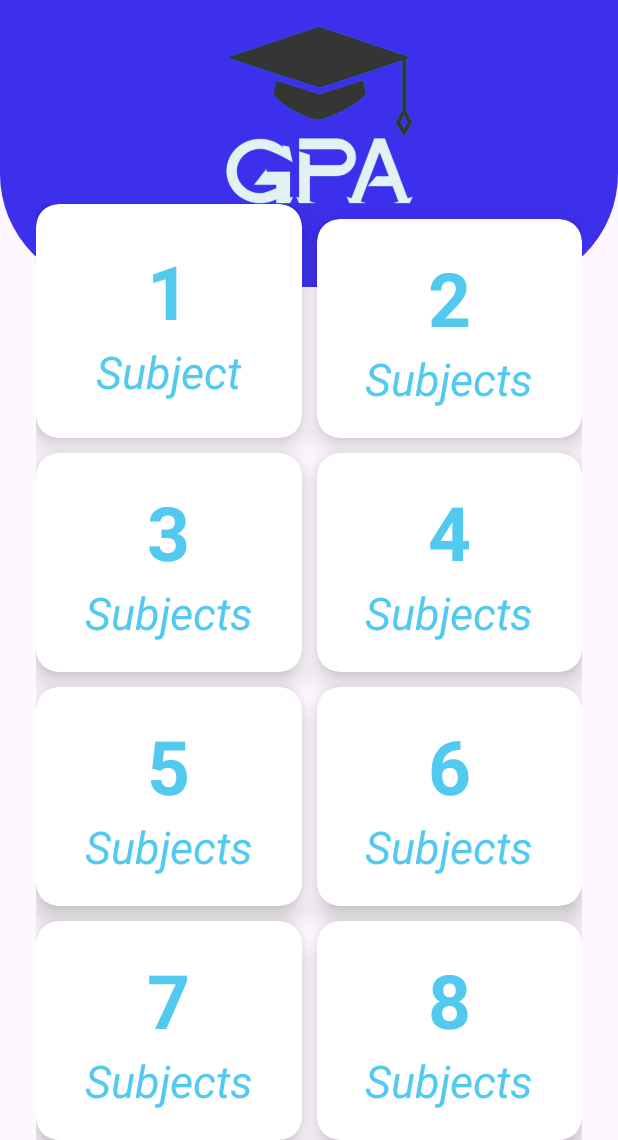
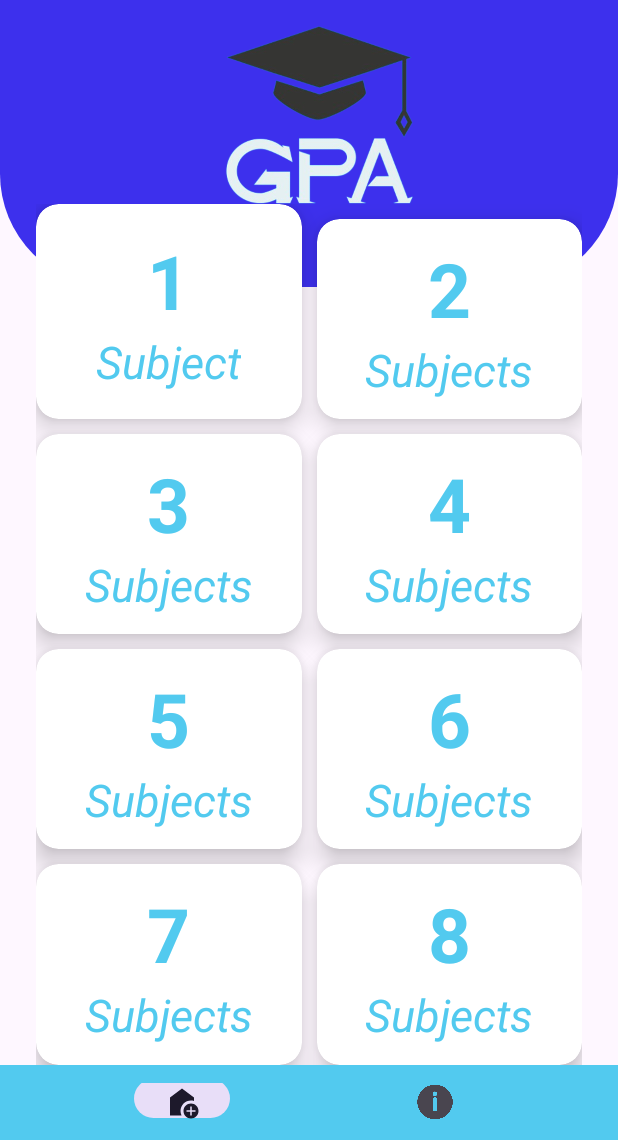
Before and after one commit to wahaj35/GPA-Finder, an Android app: the screen it shows after launch (MainActivity), on a phone screen of 412 x 824 dp, the part 96-1236 px from its top. Run offline under Robolectric (Android 15) with nearby library versions, the phone set to English and light mode, and no system bars; our stand-ins replace data binding, navigation-ui; 1 statement that could not run was skipped.

Commit message:
Added Bottom Navigation

```diff
--- a/app/src/main/java/com/example/about/MainActivity.kt
+++ b/app/src/main/java/com/example/about/MainActivity.kt
@@ -6,39 +6,47 @@ import android.view.Menu
 import android.view.MenuInflater
 import android.view.MenuItem
 import android.widget.Toast
-import androidx.appcompat.app.AppCompatDelegate
 import androidx.databinding.DataBindingUtil.setContentView
-import androidx.lifecycle.ReportFragment
 import androidx.navigation.findNavController
 import androidx.navigation.fragment.NavHostFragment
 import androidx.navigation.ui.AppBarConfiguration
 import androidx.navigation.ui.NavigationUI
 import androidx.navigation.ui.setupWithNavController
 import com.example.about.databinding.ActivityMainBinding
-
+import androidx.navigation.fragment.findNavController
+import androidx.navigation.ui.setupActionBarWithNavController
+import com.google.android.material.bottomnavigation.BottomNavigationView
 
 open class MainActivity : AppCompatActivity() {
     private lateinit var binding: ActivityMainBinding
     override fun onCreate(savedInstanceState: Bundle?) {
         super.onCreate(savedInstanceState)
         binding = setContentView(this, R.layout.activity_main)
-        AppCompatDelegate.setDefaultNightMode(AppCompatDelegate.MODE_NIGHT_NO)
+        val bottomBar :BottomNavigationView = binding.bottomNavigationView
         Toast.makeText(this, "Choose no.Of Subjects", Toast.LENGTH_SHORT).show()
         setSupportActionBar(binding.myToolbar)
-        val navHostFragment = supportFragmentManager.findFragmentById(R.id.NavigationHost) as NavHostFragment
+        val navHostFragment =
+            supportFragmentManager.findFragmentById(R.id.NavigationHost) as NavHostFragment
         val navController = navHostFragment.navController
-        val appBarConfiguration = AppBarConfiguration(fallbackOnNavigateUpListener = ::onSupportNavigateUp, topLevelDestinationIds = (setOf(R.id.homeFragment)))
+        val appBarConfiguration = AppBarConfiguration(
+            fallbackOnNavigateUpListener = ::onSupportNavigateUp,
+            topLevelDestinationIds = (setOf(R.id.homeFragment))
+        )
         binding.myToolbar.setupWithNavController(navController, appBarConfiguration)
+        bottomBar.setupWithNavController(navController)
     }
 
     override fun onCreateOptionsMenu(menu: Menu?): Boolean {
         val inflater: MenuInflater = menuInflater
-       inflater.inflate(R.menu.menu,menu)
+        inflater.inflate(R.menu.menu, menu)
         return true
     }
 
     override fun onOptionsItemSelected(item: MenuItem): Boolean {
-        return NavigationUI.onNavDestinationSelected(item!!,findNavController(R.id.NavigationHost))||
-        super.onOptionsItemSelected(item)
+        return NavigationUI.onNavDestinationSelected(
+            item!!,
+            findNavController(R.id.NavigationHost)
+        ) ||
+                super.onOptionsItemSelected(item)
     }
 }
--- /dev/null
+++ b/app/src/main/res/drawable/baseline_add_home_24.xml
@@ -0,0 +1,6 @@
+<vector android:height="24dp" android:tint="#000000"
+    android:viewportHeight="24" android:viewportWidth="24"
+    android:width="24dp" xmlns:android="http://schemas.android.com/apk/res/android">
+    <path android:fillColor="@android:color/white" android:pathData="M18,11c0.7,0 1.37,0.1 2,0.29V9l-8,-6L4,9v12h7.68C11.25,20.09 11,19.08 11,18C11,14.13 14.13,11 18,11z"/>
+    <path android:fillColor="@android:color/white" android:pathData="M18,13c-2.76,0 -5,2.24 -5,5s2.24,5 5,5s5,-2.24 5,-5S20.76,13 18,13zM21,18.5h-2.5V21h-1v-2.5H15v-1h2.5V15h1v2.5H21V18.5z"/>
+</vector>
--- a/app/src/main/res/layout/activity_main.xml
+++ b/app/src/main/res/layout/activity_main.xml
@@ -11,6 +11,15 @@
         android:layout_height="match_parent">
 
 
+        <com.google.android.material.bottomnavigation.BottomNavigationView
+            android:id="@+id/bottomNavigationView"
+            android:layout_width="match_parent"
+            android:layout_height="50dp"
+            app:layout_constraintEnd_toEndOf="parent"
+            android:background="@color/holoBlue"
+            app:menu="@menu/bottom_items"
+            app:layout_constraintBottom_toBottomOf="parent"
+            app:layout_constraintStart_toStartOf="parent" />
 
         <androidx.appcompat.widget.Toolbar
             android:id="@+id/my_toolbar"
@@ -32,8 +41,6 @@
             app:layout_constraintBottom_toBottomOf="parent"
             app:layout_constraintStart_toStartOf="parent"
             app:navGraph="@navigation/navigation" />
+    </androidx.constraintlayout.widget.ConstraintLayout>
 
-
-
-    </androidx.constraintlayout.widget.ConstraintLayout>
 </layout>
--- a/app/src/main/res/layout/fragment_home.xml
+++ b/app/src/main/res/layout/fragment_home.xml
@@ -37,14 +37,6 @@
 
         </androidx.constraintlayout.widget.ConstraintLayout>
 
-<!--        <androidx.recyclerview.widget.RecyclerView-->
-<!--            android:id="@+id/recyclerView"-->
-<!--            android:layout_width="match_parent"-->
-<!--            android:layout_height="wrap_content"-->
-<!--            android:layout_below="@id/headerDesign"-->
-<!--            android:layout_marginTop="-40dp"-->
-<!--            />-->
-
 
         <GridLayout
             android:layout_width="match_parent"
@@ -54,6 +46,7 @@
             android:layout_marginLeft="24dp"
             android:layout_marginRight="24dp"
             android:layout_marginTop="-55dp"
+            android:layout_marginBottom="50dp"
             android:columnCount="2">
 
             <androidx.cardview.widget.CardView
--- /dev/null
+++ b/app/src/main/res/menu/bottom_items.xml
@@ -0,0 +1,14 @@
+<?xml version="1.0" encoding="utf-8"?>
+<menu xmlns:android="http://schemas.android.com/apk/res/android">
+
+    <item
+        android:id="@+id/homeFragment"
+        android:layout_width="wrap_content"
+        android:layout_height="wrap_content"
+        android:icon="@drawable/baseline_add_home_24" />
+    <item
+        android:id="@+id/aboutFragment"
+        android:layout_width="wrap_content"
+        android:layout_height="wrap_content"
+        android:icon="@drawable/about_removebg_preview" />
+</menu>
```
Also changed, not shown: app/src/main/java/com/example/about/HomeFragment.kt (+0 -13 lines).
